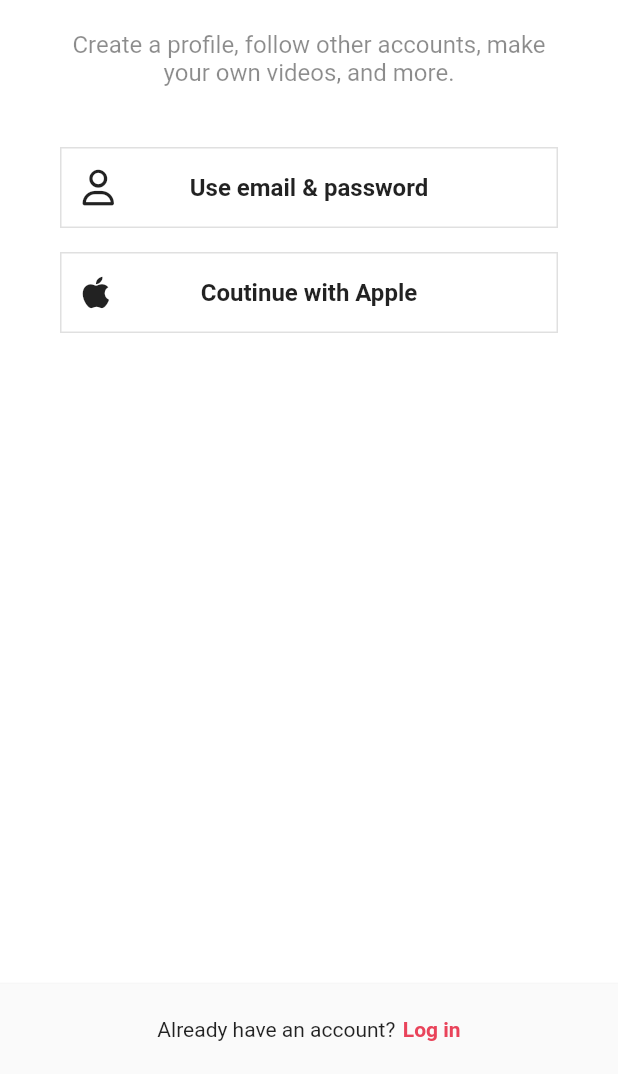
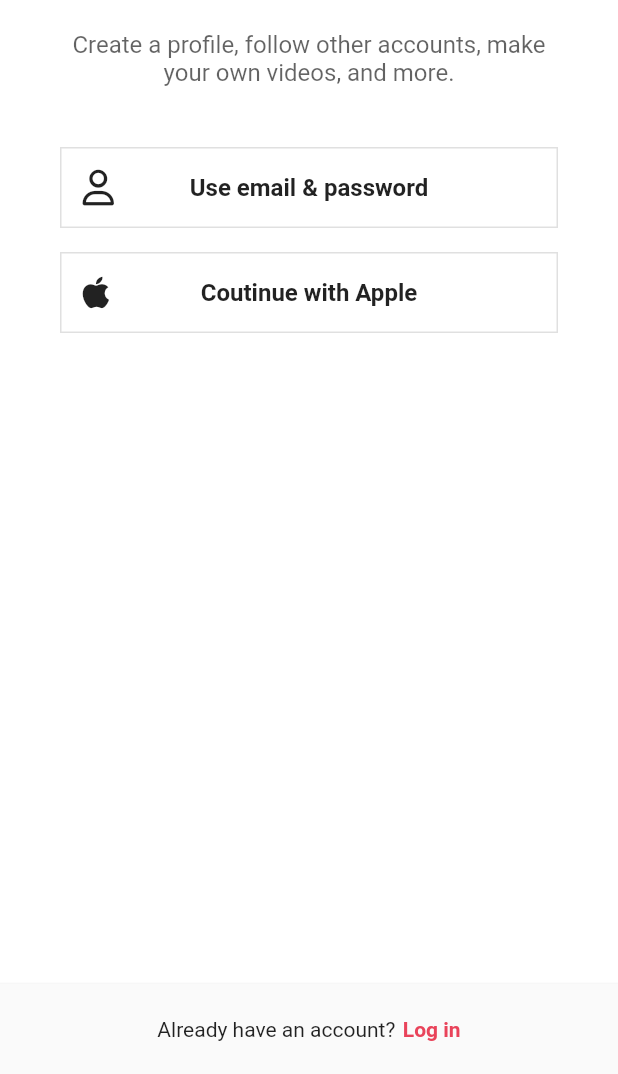
Before and after one commit to wozlsla/tiktok, a Flutter app: the SignUpScreen screen opened directly, on a phone screen of 412 x 824 dp, the part 162-1236 px from its top. Run offline on Flutter 3.47's test engine with Material 3 defaults, Android fonts, the phone set to English and light mode, and no system bars; our stand-ins replace camera, font_awesome_flutter, gallery_saver, image_picker, permission_handler, video_player and 1 more.

Commit message:
feat: ThemeMode

```diff
--- a/lib/features/authentication/sign_up_screen.dart
+++ b/lib/features/authentication/sign_up_screen.dart
@@ -5,6 +5,7 @@ import 'package:tiktok/constants/sizes.dart';
 import 'package:tiktok/features/authentication/username_screen.dart';
 import 'package:tiktok/features/authentication/login_screen.dart';
 import 'package:tiktok/features/authentication/widgets/auth_button.dart';
+import 'package:tiktok/utils.dart';
 
 class SignUpScreen extends StatelessWidget {
   const SignUpScreen({super.key});
@@ -40,13 +41,15 @@ class SignUpScreen extends StatelessWidget {
                 ),
               ),
               Gaps.v20,
-              Text(
-                "Create a profile, follow other accounts, make your own videos, and more.",
-                style: TextStyle(
-                  fontSize: Sizes.size16,
-                  color: Colors.black45,
+              Opacity(
+                opacity: 0.7,
+                child: Text(
+                  "Create a profile, follow other accounts, make your own videos, and more.",
+                  style: TextStyle(
+                    fontSize: Sizes.size16,
+                  ),
+                  textAlign: TextAlign.center,
                 ),
-                textAlign: TextAlign.center,
               ),
               Gaps.v40,
               GestureDetector(
@@ -68,10 +71,10 @@ class SignUpScreen extends StatelessWidget {
       bottomNavigationBar: BottomAppBar(
         height: 60,
         elevation: 2,
-        color: Colors.grey.shade50, // bar 내부
+        color: isDarkMode(context) ? null : Colors.grey.shade50, // bar 내부
         // surfaceTintColor: Colors.grey, // over bar ??
         // color: Colors.transparent, // shadow - elevation 보기 쉬움
-        shadowColor: Colors.black,
+        // shadowColor: Colors.black,
         child: Row(
           mainAxisAlignment: MainAxisAlignment.center,
           children: [
--- /dev/null
+++ b/lib/utils.dart
@@ -0,0 +1,4 @@
+import 'package:flutter/material.dart';
+
+bool isDarkMode(BuildContext context) =>
+    MediaQuery.of(context).platformBrightness == Brightness.dark;
```
Also changed, not shown: lib/main.dart (+13 -5 lines).
